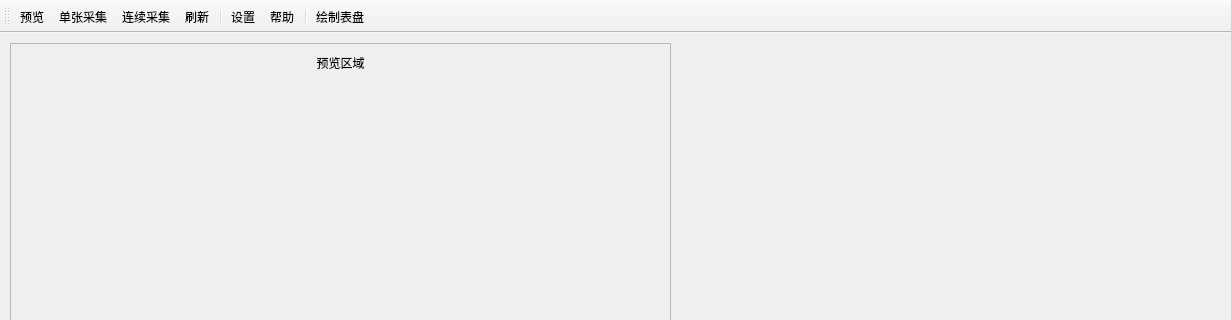
Above: src/mainwindow.ui from leoda1/OpenCV-YOLO-MeterReader before the change; both pictures show x 0 to 1231 and y 0 to 320 of the 1231 by 626 pixel window. Below: the same form after it.
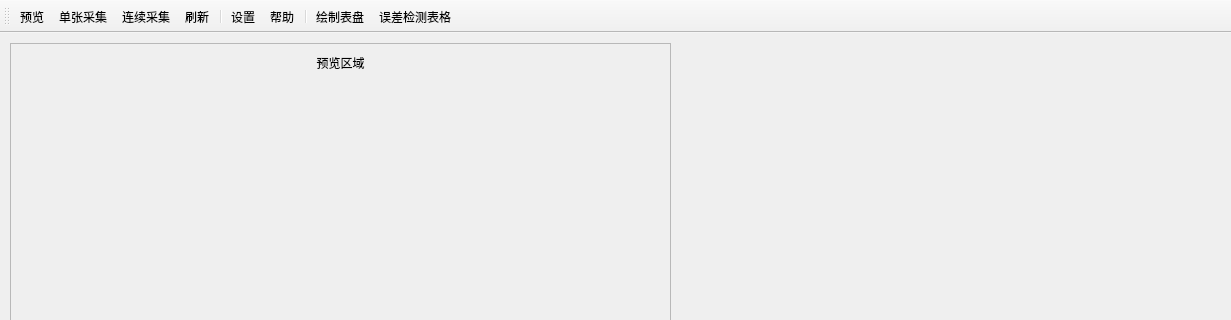
That is the form after the change. Icons and pictures are not drawn.

Patch:
```diff
--- a/src/mainwindow.ui
+++ b/src/mainwindow.ui
@@ -356,6 +356,7 @@
    <addaction name="actionAbout"/>
    <addaction name="separator"/>
    <addaction name="actionSpaceAlgo"/>
+   <addaction name="actionErrorTable"/>
   </widget>
   <widget class="QStatusBar" name="statusBar"/>
   <action name="actionPreview">
@@ -437,6 +438,14 @@
     <string>关闭算法</string>
    </property>
   </action>
+  <action name="actionErrorTable">
+   <property name="text">
+    <string>误差检测表格</string>
+   </property>
+   <property name="toolTip">
+    <string>压力表误差检测表格</string>
+   </property>
+  </action>
  </widget>
  <layoutdefault spacing="6" margin="11"/>
  <resources>
```
